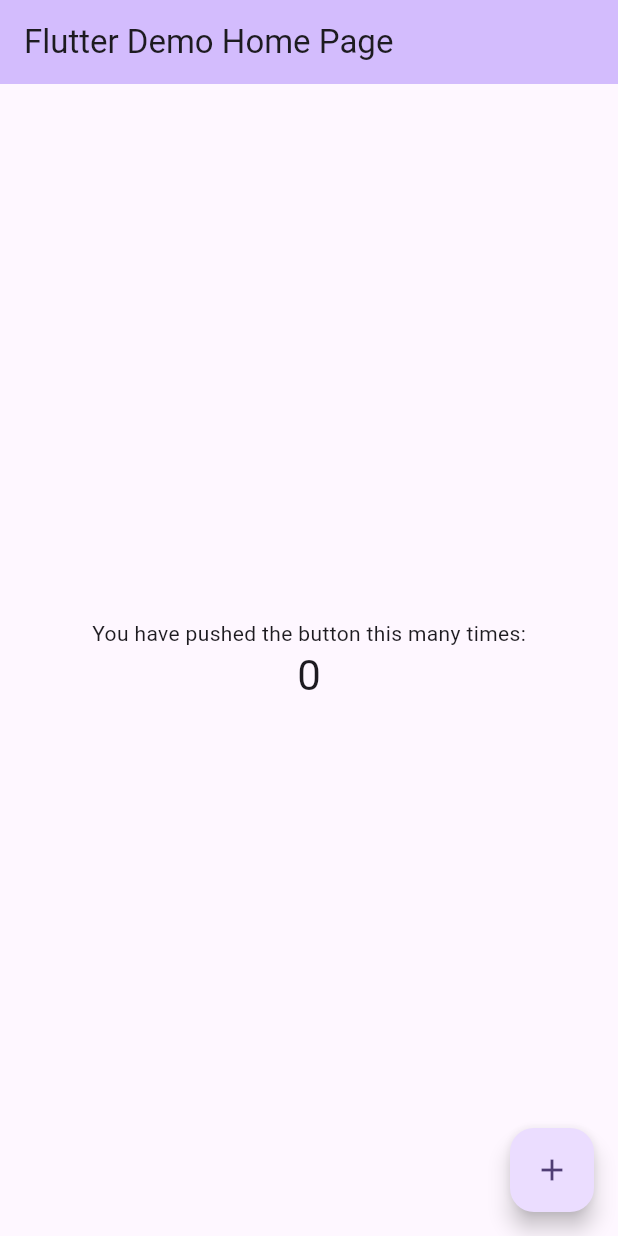
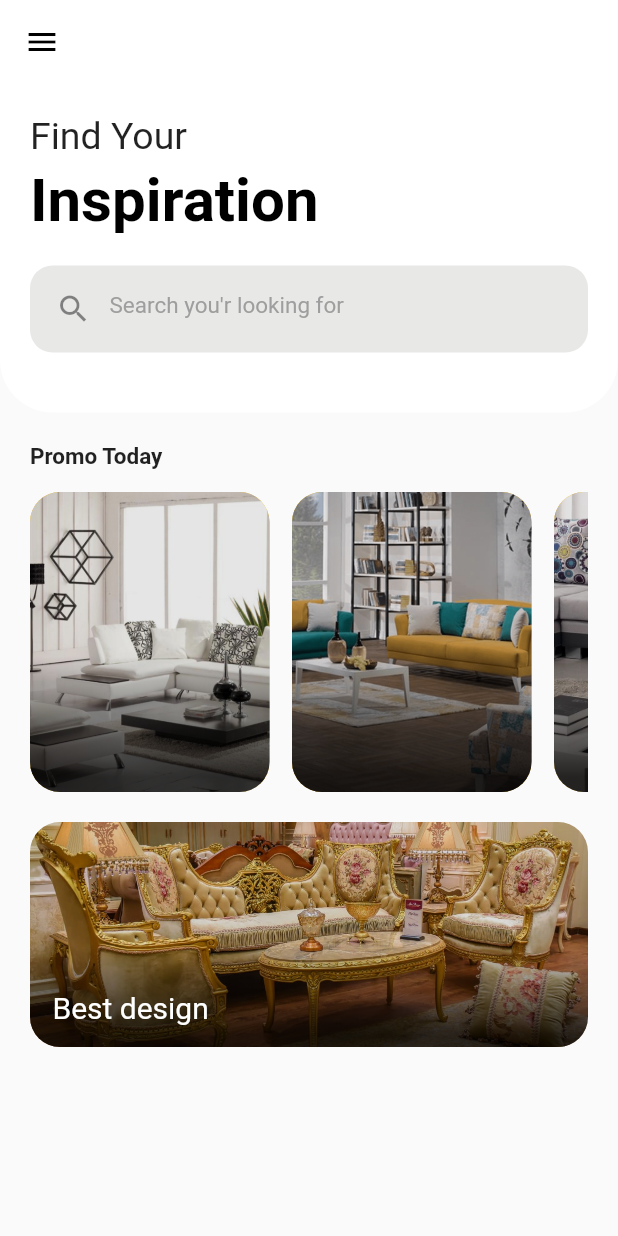
Before and after one commit to KhitamAnwar/try, a Flutter app: the screen it shows after launch, on a phone screen of 412 x 824 dp. Run offline on Flutter 3.47's test engine with Material 2 defaults, Android fonts, the light colour scheme and no system bars.

Commit message:
first commit

```diff
--- /dev/null
+++ b/lib/app.dart
@@ -0,0 +1,15 @@
+import 'package:flutter/material.dart';
+
+import 'one_project.dart';
+
+class MyApp extends StatelessWidget {
+  const MyApp({super.key});
+
+  @override
+  Widget build(BuildContext context) {
+    return const MaterialApp(
+      debugShowCheckedModeBanner: false,
+      home: OneProject(),
+    );
+  }
+}
--- /dev/null
+++ b/lib/constant_app.dart
@@ -0,0 +1 @@
+List images = ['images/i1.jpg', 'images/i2.png', 'images/i3.jpg', 'images/i4.jpg'];
--- a/lib/main.dart
+++ b/lib/main.dart
@@ -1,125 +1,6 @@
 import 'package:flutter/material.dart';
+import 'app.dart';
 
 void main() {
   runApp(const MyApp());
 }
-
-class MyApp extends StatelessWidget {
-  const MyApp({super.key});
-
-  // This widget is the root of your application.
-  @override
-  Widget build(BuildContext context) {
-    return MaterialApp(
-      title: 'Flutter Demo',
-      theme: ThemeData(
-        // This is the theme of your application.
-        //
-        // TRY THIS: Try running your application with "flutter run". You'll see
-        // the application has a blue toolbar. Then, without quitting the app,
-        // try changing the seedColor in the colorScheme below to Colors.green
-        // and then invoke "hot reload" (save your changes or press the "hot
-        // reload" button in a Flutter-supported IDE, or press "r" if you used
-        // the command line to start the app).
-        //
-        // Notice that the counter didn't reset back to zero; the application
-        // state is not lost during the reload. To reset the state, use hot
-        // restart instead.
-        //
-        // This works for code too, not just values: Most code changes can be
-        // tested with just a hot reload.
-        colorScheme: ColorScheme.fromSeed(seedColor: Colors.deepPurple),
-        useMaterial3: true,
-      ),
-      home: const MyHomePage(title: 'Flutter Demo Home Page'),
-    );
-  }
-}
-
-class MyHomePage extends StatefulWidget {
-  const MyHomePage({super.key, required this.title});
-
-  // This widget is the home page of your application. It is stateful, meaning
-  // that it has a State object (defined below) that contains fields that affect
-  // how it looks.
-
-  // This class is the configuration for the state. It holds the values (in this
-  // case the title) provided by the parent (in this case the App widget) and
-  // used by the build method of the State. Fields in a Widget subclass are
-  // always marked "final".
-
-  final String title;
-
-  @override
-  State<MyHomePage> createState() => _MyHomePageState();
-}
-
-class _MyHomePageState extends State<MyHomePage> {
-  int _counter = 0;
-
-  void _incrementCounter() {
-    setState(() {
-      // This call to setState tells the Flutter framework that something has
-      // changed in this State, which causes it to rerun the build method below
-      // so that the display can reflect the updated values. If we changed
-      // _counter without calling setState(), then the build method would not be
-      // called again, and so nothing would appear to happen.
-      _counter++;
-    });
-  }
-
-  @override
-  Widget build(BuildContext context) {
-    // This method is rerun every time setState is called, for instance as done
-    // by the _incrementCounter method above.
-    //
-    // The Flutter framework has been optimized to make rerunning build methods
-    // fast, so that you can just rebuild anything that needs updating rather
-    // than having to individually change instances of widgets.
-    return Scaffold(
-      appBar: AppBar(
-        // TRY THIS: Try changing the color here to a specific color (to
-        // Colors.amber, perhaps?) and trigger a hot reload to see the AppBar
-        // change color while the other colors stay the same.
-        backgroundColor: Theme.of(context).colorScheme.inversePrimary,
-        // Here we take the value from the MyHomePage object that was created by
-        // the App.build method, and use it to set our appbar title.
-        title: Text(widget.title),
-      ),
-      body: Center(
-        // Center is a layout widget. It takes a single child and positions it
-        // in the middle of the parent.
-        child: Column(
-          // Column is also a layout widget. It takes a list of children and
-          // arranges them vertically. By default, it sizes itself to fit its
-          // children horizontally, and tries to be as tall as its parent.
-          //
-          // Column has various properties to control how it sizes itself and
-          // how it positions its children. Here we use mainAxisAlignment to
-          // center the children vertically; the main axis here is the vertical
-          // axis because Columns are vertical (the cross axis would be
-          // horizontal).
-          //
-          // TRY THIS: Invoke "debug painting" (choose the "Toggle Debug Paint"
-          // action in the IDE, or press "p" in the console), to see the
-          // wireframe for each widget.
-          mainAxisAlignment: MainAxisAlignment.center,
-          children: <Widget>[
-            const Text(
-              'You have pushed the button this many times:',
-            ),
-            Text(
-              '$_counter',
-              style: Theme.of(context).textTheme.headlineMedium,
-            ),
-          ],
-        ),
-      ),
-      floatingActionButton: FloatingActionButton(
-        onPressed: _incrementCounter,
-        tooltip: 'Increment',
-        child: const Icon(Icons.add),
-      ), // This trailing comma makes auto-formatting nicer for build methods.
-    );
-  }
-}
--- /dev/null
+++ b/lib/one_project.dart
@@ -0,0 +1,126 @@
+import 'package:flutter/material.dart';
+
+import 'constant_app.dart';
+
+class OneProject extends StatefulWidget {
+  const OneProject({super.key});
+
+  @override
+  State<OneProject> createState() => _OneProjectState();
+}
+
+class _OneProjectState extends State<OneProject> {
+  @override
+  Widget build(BuildContext context) {
+   return Scaffold(
+      appBar: AppBar(
+        backgroundColor: Colors.white,
+        elevation: 0,
+        leading: IconButton(
+          onPressed: () {},
+          icon: const Icon(Icons.menu),
+          color: Colors.black,
+        ),
+      ),
+      body: SafeArea(
+          child: SingleChildScrollView(
+            child: Column(
+                  crossAxisAlignment: CrossAxisAlignment.start,
+                  children: [
+            Container(
+              padding: const EdgeInsets.all(20),
+              width: double.infinity,
+              decoration: const BoxDecoration(color: Colors.white, borderRadius: BorderRadius.vertical(bottom: Radius.circular(35))),
+              child: Column(
+                crossAxisAlignment: CrossAxisAlignment.start,
+                children: [
+                  const Text('Find Your', style: TextStyle(color: Colors.black87, fontSize: 25)),
+                  const SizedBox(height: 5),
+                  const Text('Inspiration', style: TextStyle(color: Colors.black, fontSize: 40, fontWeight: FontWeight.bold)),
+                  const SizedBox(height: 20),
+                  Container(
+                    padding: const EdgeInsets.all(5),
+                    decoration: const BoxDecoration(color: Color.fromARGB(244, 231, 231, 230), borderRadius: BorderRadius.all(Radius.circular(15))),
+                    child: const TextField(
+                      decoration: InputDecoration(
+                        border: InputBorder.none,
+                        prefixIcon: Icon(Icons.search),
+                        hintText: 'Search you\'r looking for',
+                        hintStyle: TextStyle(color: Colors.grey, fontSize: 15),
+                      ),
+                    ),
+                  ),
+                  const SizedBox(height: 20),
+                ],
+              ),
+            ),
+            const SizedBox(height: 20),
+            Padding(
+              padding: const EdgeInsets.symmetric(horizontal: 20),
+              child: Column(
+                crossAxisAlignment: CrossAxisAlignment.start,
+                children: [
+                  const Text('Promo Today', style: TextStyle(fontSize: 15, fontWeight: FontWeight.bold)),
+                  const SizedBox(height: 15),
+                  SizedBox(
+                    height: 200,
+                    child: ListView.builder(
+                      itemCount: images.length,
+                       scrollDirection: Axis.horizontal,
+
+                      itemBuilder: (context, index) {
+                        return promoCard(images[index]);
+                      },
+
+                    ),
+                  ),
+                  const SizedBox(height: 20),
+                  Container(
+                    height: 150,
+                    decoration: const BoxDecoration(
+                      borderRadius: BorderRadius.all(Radius.circular(20)),
+                      image: DecorationImage(fit: BoxFit.cover, image: AssetImage('images/i4.jpg')),
+                    ),
+                    child: Container(
+                      decoration: BoxDecoration(
+                          borderRadius: const BorderRadius.all(Radius.circular(20)),
+                          gradient: LinearGradient(begin: Alignment.bottomRight, stops: const [0.1, 0.9], colors: [Colors.black.withOpacity(0.8), Colors.black.withOpacity(0.1)])),
+                      child: const Align(
+                        alignment: Alignment.bottomLeft,
+                        child: Padding(
+                          padding: EdgeInsets.all(15.0),
+                          child: Text('Best design', style: TextStyle(fontSize: 20, color: Colors.white)),
+                        ),
+                      ),
+                    ),
+                  )
+                ],
+              ),
+            ),
+                  ],
+                ),
+          )),
+    );
+  }
+}
+
+Widget promoCard(image) {
+  return AspectRatio(
+    aspectRatio: 2.62 / 3,
+    child: Container(
+      margin: const EdgeInsets.only(right: 15),
+      decoration: BoxDecoration(
+        color: Colors.amber,
+        borderRadius: const BorderRadius.all(
+          Radius.circular(20),
+        ),
+        image: DecorationImage(image: AssetImage(image), fit: BoxFit.cover),
+      ),
+      child: Container(
+        decoration: BoxDecoration(
+            borderRadius: const BorderRadius.all(Radius.circular(20)),
+            gradient: LinearGradient(begin: Alignment.bottomRight, stops: const [0.1, 0.9], colors: [Colors.black.withOpacity(0.8), Colors.black.withOpacity(0.1)])),
+      ),
+    ),
+  );
+}
--- a/pubspec.yaml
+++ b/pubspec.yaml
@@ -59,8 +59,8 @@ flutter:
   uses-material-design: true
 
   # To add assets to your application, add an assets section, like this:
-  # assets:
-  #   - images/a_dot_burr.jpeg
+  assets:
+    - images/
   #   - images/a_dot_ham.jpeg
 
   # An image asset can refer to one or more resolution-specific "variants", see
```
Also changed, not shown: images/i1.jpg (added), images/i2.png (added), images/i3.jpg (added), images/i4.jpg (added).
